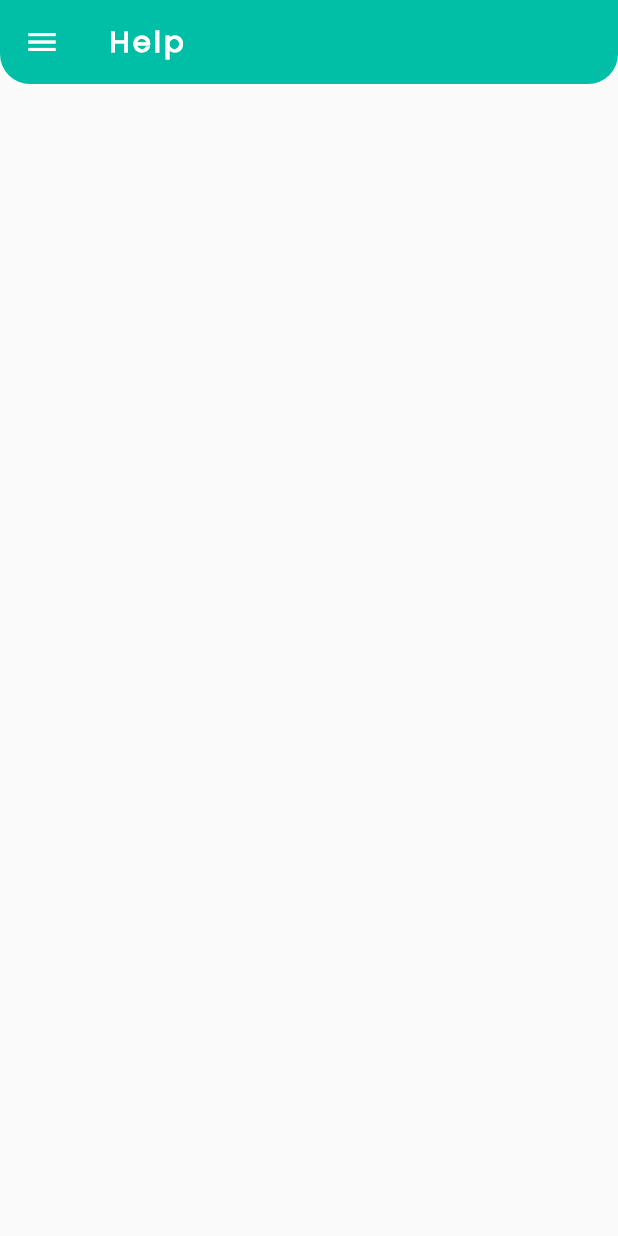
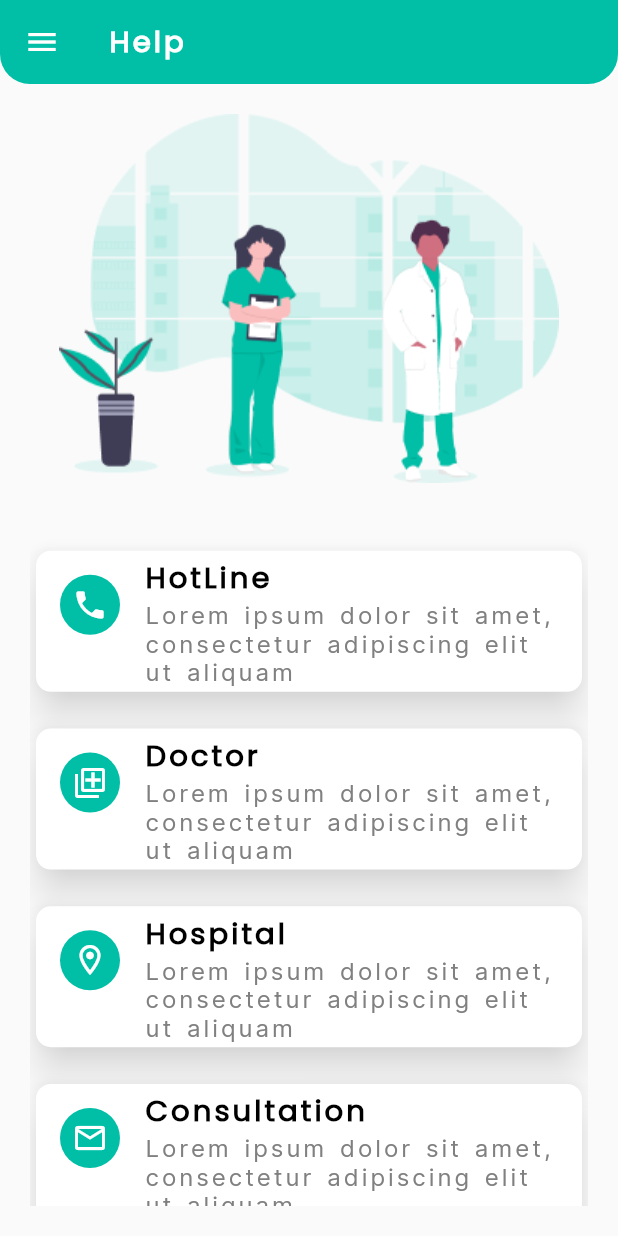
Before and after one commit to muneeb-shahid/Covid-19-Tracking-Application, a Flutter app: the screen it shows after launch, in the side drawer, after a tap on "Help", on a phone screen of 412 x 824 dp. Run offline on Flutter 3.47's test engine with Material 2 defaults, Android fonts, the phone set to English and light mode, and no system bars; our stand-ins replace flutter_screenutil, get, lottie, pie_chart, shimmer; missing offline and left inert: flutter_phone_direct_caller.

Commit message:
fifteen commit

```diff
--- a/lib/Images/images.dart
+++ b/lib/Images/images.dart
@@ -12,9 +12,7 @@ class App_Images {
   static String sad_face = "assets/images/sad-face.png";
   static String smile = "assets/images/smile.png";
 
-
   static String loading = "assets/images/loading.json";
 
-
-
+  static String help = "assets/images/help.png";
 }
--- /dev/null
+++ b/lib/Reuseable Components/ReuseableHelpCard/ReuseableHelpCard.dart
@@ -0,0 +1,24 @@
+import 'package:covid_19_trackingapp/Images/images.dart';
+import 'package:covid_19_trackingapp/constants/TextParagraph/TextParagraph.dart';
+import 'package:covid_19_trackingapp/constants/colors_constants/colors_constants.dart';
+import 'package:flutter/material.dart';
+
+import '../../constants/TextHeading/text_heading.dart';
+
+Widget ReuseableHelpCard(icon, headingtext, description) {
+  return Card(
+    shape: RoundedRectangleBorder(borderRadius: BorderRadius.circular(10)),
+    elevation: 10,
+    shadowColor: Colors.white,
+    child: ListTile(
+      leading: CircleAvatar(
+        backgroundColor: App_Constants_Colors.app_green_color,
+        child: Icon(icon,color: App_Constants_Colors.app_white_color,)
+      ),
+      title: TextHeading(headingtext, App_Constants_Colors.app_black_color),
+      subtitle: TextParagraph(
+          description,
+          App_Constants_Colors.app_grey_color),
+    ),
+  );
+}
--- a/lib/controller/CountriesViewController/CountriesViewController.dart
+++ b/lib/controller/CountriesViewController/CountriesViewController.dart
@@ -1,6 +1,5 @@
 import 'package:flutter/material.dart';
 import 'package:get/get.dart';
-import 'package:get/get_state_manager/src/simple/get_controllers.dart';
 
 class CountriesViewController extends GetxController {
   TextEditingController _searchController = TextEditingController();
@@ -17,8 +16,8 @@ class CountriesViewController extends GetxController {
 
   @override
   void dispose() {
-    focusnode1;
-    searchController;
+    focusnode1.dispose();
+    _searchController.dispose();
     super.dispose();
   }
 }
--- a/lib/main.dart
+++ b/lib/main.dart
@@ -1,4 +1,5 @@
 import 'package:covid_19_trackingapp/routes/approutes.dart';
+import 'package:covid_19_trackingapp/view/Help/HelpView.dart';
 import 'package:covid_19_trackingapp/view/HomeView/HomeView.dart';
 import 'package:covid_19_trackingapp/view/Statistics/Countries/Countries.dart';
 import 'package:covid_19_trackingapp/view/Statistics/StatisticsView.dart';
@@ -26,7 +27,7 @@ class MyApp extends StatelessWidget {
           theme: ThemeData(
             textTheme: Typography.englishLike2018.apply(fontSizeFactor: 1.sp),
           ),
-          home: StatisticsView(),
+          home: HelpView(),
           // getPages: AppRoutes.appRoutes(),
         );
       },
--- a/lib/view/FullScreenCountriesDetail/FullScreenCountriesDetail.dart
+++ b/lib/view/FullScreenCountriesDetail/FullScreenCountriesDetail.dart
@@ -23,7 +23,12 @@ class FullScreenCountriesDetail extends StatelessWidget {
       backgroundColor: App_Constants_Colors.app_background_color,
       appBar: AppBar(
           backgroundColor: App_Constants_Colors.app_green_color,
-          elevation: 0,
+           elevation: 0,
+            shape: const RoundedRectangleBorder(
+              borderRadius: BorderRadius.only(
+                  bottomLeft: Radius.circular(20),
+                  bottomRight: Radius.circular(20)),
+            ),
           title: TextHeading(
               data["country"], App_Constants_Colors.app_white_color)),
       body: SingleChildScrollView(
--- a/lib/view/Help/HelpView.dart
+++ b/lib/view/Help/HelpView.dart
@@ -1,4 +1,7 @@
+import 'package:covid_19_trackingapp/Images/images.dart';
 import 'package:covid_19_trackingapp/Reuseable%20Components/ReUseable%20Drawer/ReUseableDrawer.dart';
+import 'package:covid_19_trackingapp/Reuseable%20Components/Responsive_Height,Width/responsive.dart';
+import 'package:covid_19_trackingapp/Reuseable%20Components/ReuseableHelpCard/ReuseableHelpCard.dart';
 import 'package:covid_19_trackingapp/constants/colors_constants/colors_constants.dart';
 import 'package:flutter/material.dart';
 
@@ -11,8 +14,7 @@ class HelpView extends StatelessWidget {
   Widget build(BuildContext context) {
     return Scaffold(
       appBar: AppBar(
-            title:
-                TextHeading("Help", App_Constants_Colors.app_white_color),
+        title: TextHeading("Help", App_Constants_Colors.app_white_color),
         elevation: 0,
         shape: const RoundedRectangleBorder(
           borderRadius: BorderRadius.only(
@@ -20,9 +22,38 @@ class HelpView extends StatelessWidget {
               bottomRight: Radius.circular(20)),
         ),
         backgroundColor: App_Constants_Colors.app_green_color,
-
       ),
       drawer: ReUseable_Drawer(),
+      body: Padding(
+        padding: const EdgeInsets.all(20.0),
+        child: SingleChildScrollView(
+          child: Column(
+            children: [
+              Image.asset(App_Images.help),
+              SizedBox(
+                height: screenHeight * 0.05,
+              ),
+              ReuseableHelpCard(Icons.phone, "HotLine",
+                  "Lorem ipsum dolor sit amet, consectetur adipiscing elit ut aliquam"),
+              SizedBox(
+                height: screenHeight * 0.02,
+              ),
+              ReuseableHelpCard(Icons.add_to_photos_outlined, "Doctor",
+                  "Lorem ipsum dolor sit amet, consectetur adipiscing elit ut aliquam"),
+              SizedBox(
+                height: screenHeight * 0.02,
+              ),
+              ReuseableHelpCard(Icons.location_on_outlined, "Hospital",
+                  "Lorem ipsum dolor sit amet, consectetur adipiscing elit ut aliquam"),
+              SizedBox(
+                height: screenHeight * 0.02,
+              ),
+              ReuseableHelpCard(Icons.email_outlined, "Consultation",
+                  "Lorem ipsum dolor sit amet, consectetur adipiscing elit ut aliquam"),
+            ],
+          ),
+        ),
+      ),
     );
   }
 }
```
Also changed, not shown: lib/view/Statistics/Countries/Countries.dart (+7 -9 lines), assets/images/help.png (added). Lines whose indentation alone changed are shown as unchanged.
